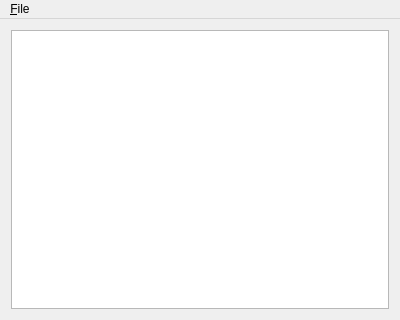
Above: src/mainwindow.ui from ugnelis/instant-translator before the change. Below: the same form after it.
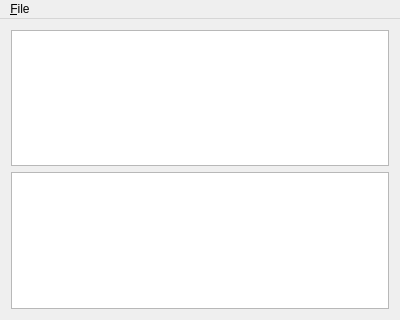
That is the form after the change.

Commit message: Added API interface class and empty child class.

```diff
--- a/src/mainwindow.ui
+++ b/src/mainwindow.ui
@@ -28,6 +28,9 @@
       </property>
      </widget>
     </item>
+    <item row="2" column="0">
+     <widget class="QPlainTextEdit" name="outpuPlainTextEdit"/>
+    </item>
    </layout>
   </widget>
   <widget class="QMenuBar" name="menuBar">
```
Left out of the diff: 4 changed lines with no effect on the pictures. The commit also changes 6 other files.
